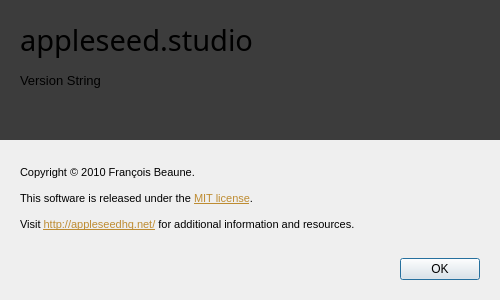
Before: the Qt Designer form src/appleseed.studio/help/about/aboutwindow.ui in appleseedhq/appleseed, drawn with Qt 5.
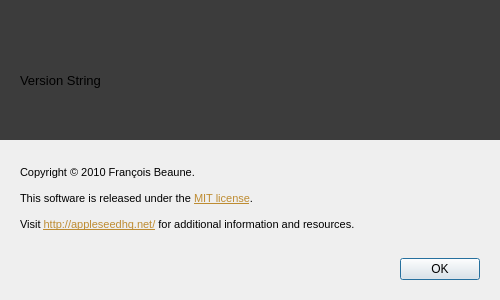
After: the same form once the commit is applied. Icons and pictures are not drawn.

Commit message: in the About window, replaced the "appleseed.studio" text by an image, to remove the dependency on the Tw Cen MT font.

```diff
--- a/src/appleseed.studio/help/about/aboutwindow.ui
+++ b/src/appleseed.studio/help/about/aboutwindow.ui
@@ -104,24 +104,6 @@
       <property name="margin">
        <number>20</number>
       </property>
-      <item row="0" column="0">
-       <widget class="QLabel" name="label_product_name">
-        <property name="font">
-         <font>
-          <family>Tw Cen MT</family>
-          <pointsize>22</pointsize>
-          <weight>50</weight>
-          <bold>false</bold>
-         </font>
-        </property>
-        <property name="text">
-         <string>appleseed.studio</string>
-        </property>
-        <property name="alignment">
-         <set>Qt::AlignLeading|Qt::AlignLeft|Qt::AlignTop</set>
-        </property>
-       </widget>
-      </item>
       <item row="1" column="0">
        <widget class="QLabel" name="label_version_string">
         <property name="font">
@@ -137,6 +119,16 @@
         </property>
        </widget>
       </item>
+      <item row="0" column="0">
+       <widget class="QLabel" name="label_product_image">
+        <property name="text">
+         <string/>
+        </property>
+        <property name="pixmap">
+         <pixmap resource="../../resources/resources.qrc">:/images/aboutwindow.png</pixmap>
+        </property>
+       </widget>
+      </item>
      </layout>
     </widget>
    </item>
```
Left out of the diff: 5 changed lines with no effect on the pictures. The commit also changes 2 other files.
